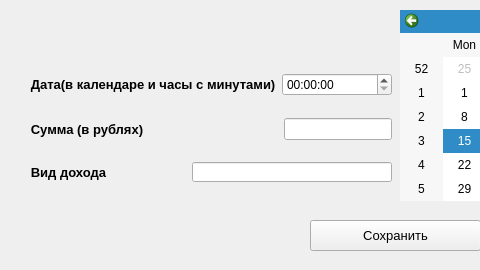
First picture: the form in wallet/src/ui/addincome.ui, repository IvanIvanov227/Wallet, before the edit; both pictures show x 0 to 480 and y 0 to 270 of the 770 by 270 pixel window.
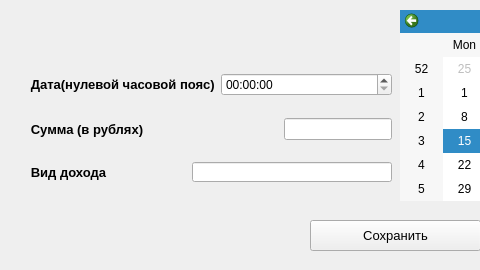
Second picture: the form after the edit.

Patch:
```diff
--- a/wallet/src/ui/addincome.ui
+++ b/wallet/src/ui/addincome.ui
@@ -127,7 +127,7 @@
          </font>
         </property>
         <property name="text">
-         <string>   Дата(в календаре и часы с минутами)</string>
+         <string>   Дата(нулевой часовой пояс)</string>
         </property>
        </widget>
       </item>
```
